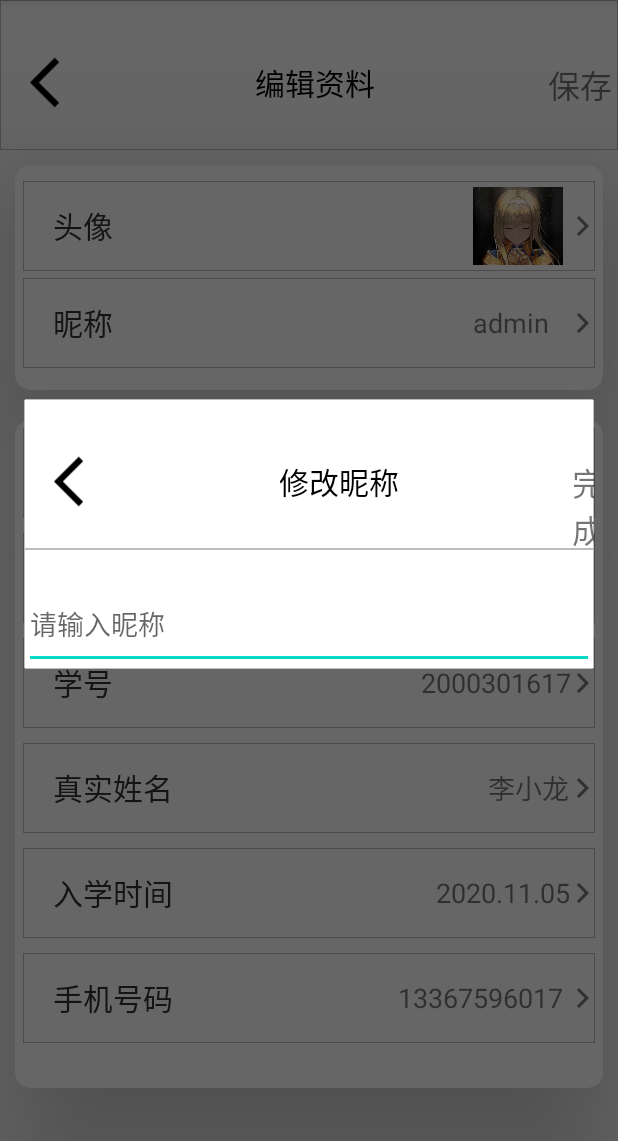
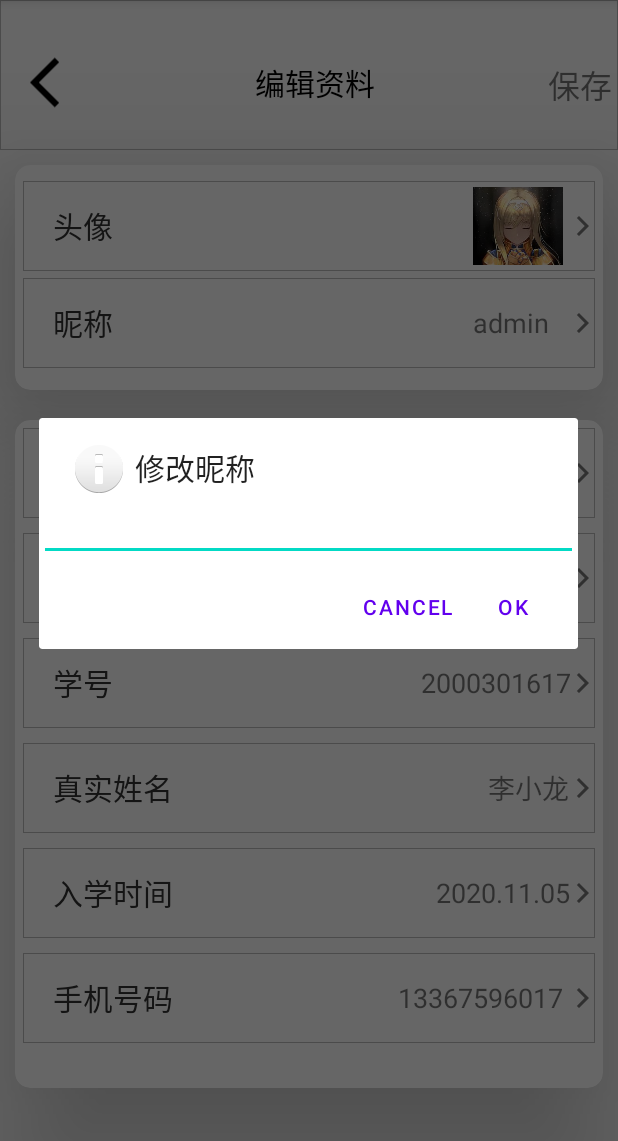
Before and after one commit to lsx-ctfliar/login_in_app, an Android app: the UpdateMessageActivity screen opened directly, with no data from a screen before it, after a tap on an icon or button, on a phone screen of 412 x 824 dp, the part 84-1225 px from its top. Run offline under Robolectric (Android 15) with nearby library versions, the phone set to English and light mode, and no system bars.

Commit message:
修改实现

```diff
--- a/app/src/main/java/com/example/login_in_app/UpdateMessageActivity.java
+++ b/app/src/main/java/com/example/login_in_app/UpdateMessageActivity.java
@@ -3,6 +3,7 @@ import androidx.annotation.NonNull;
 import androidx.appcompat.app.AlertDialog;
 import androidx.appcompat.app.AppCompatActivity;
 
+import android.content.DialogInterface;
 import android.content.Intent;
 import android.os.Bundle;
 import android.os.NetworkOnMainThreadException;
@@ -37,7 +38,8 @@ public class UpdateMessageActivity extends AppCompatActivity {
 
     private final Gson gson = new Gson();
     private AlertDialog dlg;
-
+    TextView update_account;
+    ImageView update_btn1;
 
     @Override
     protected void onCreate(Bundle savedInstanceState) {
@@ -49,34 +51,63 @@ public class UpdateMessageActivity extends AppCompatActivity {
 
         //设置图片编辑
 
-        TextView account=findViewById(R.id.UpdateUser);
+        update_account=findViewById(R.id.UpdateUser);
         //设置点击按钮，编辑昵称信息页面
-       ImageView btn1=findViewById(R.id.btn1);
-       btn1.setOnClickListener(new View.OnClickListener() {
-           @Override
-           public void onClick(View v) {
+       update_btn1=findViewById(R.id.btn1);
+        Listener listener=new Listener();
+        update_btn1.setOnClickListener(listener);
+
+
+
+        }
+    class Listener implements View.OnClickListener {
+        @Override
+        public void onClick(View view) {
+            System.out.println("R.id的值是："+view.getId());
+            switch(view.getId()){
+                case R.id.btn1:
+//                    System.out.println("点击事件没有问题");
+//                    View cut_view = LayoutInflater.from(UpdateMessageActivity.this).inflate(R.layout.activity_change_one_message, null);
+//                    System.out.println("打开编辑界面没问题");
+//                    EditText editor = cut_view.findViewById(R.id.update_account);
+//                    Button bt_eridotr = cut_view.findViewById(R.id.update_save);
+//                    bt_eridotr.setOnClickListener(new View.OnClickListener() {
+//                        @Override
+//                        public void onClick(View v) {
+//                            update_account.setText(editor.getText().toString());
+//                            System.out.println(update_account.getText().toString());
+//                            dlg.dismiss();
+//                        }
+//                    });
+//                    dlg = new AlertDialog.Builder(UpdateMessageActivity.this)
+//                            .setView(cut_view)
+//                            .create();
+//                    dlg.show();
+                    final EditText inputServer = new EditText(UpdateMessageActivity.this);
+                    AlertDialog.Builder builder = new AlertDialog.Builder(UpdateMessageActivity.this);
+                    builder.setTitle("修改昵称").setIcon(android.R.drawable.ic_dialog_info).setView(inputServer)
+                            .setNegativeButton("Cancel", null);
+                    builder.setPositiveButton("Ok", new DialogInterface.OnClickListener() {
+
+                                public void onClick(DialogInterface dialog, int which) {
+                                    update_account.setText(inputServer.getText().toString());
+
+                                }});
+
+                    builder.show();
+
+                    break;
+
+            }
+        }
+
 //               Intent intent = new Intent(UpdateMessageActivity.this,ChangeOneMessageActivity.class);
 //               startActivity(intent);
 //               要在同一个activity下面布局`
-               View cut_view = LayoutInflater.from(UpdateMessageActivity.this).inflate(R.layout.activity_change_one_message,null);
-               EditText editor = cut_view.findViewById(R.id.update_account);
-               Button bt_eridotr = cut_view.findViewById(R.id.update_save);
-               bt_eridotr.setOnClickListener(new View.OnClickListener() {
-                   @Override
-                   public void onClick(View v) {
-                       account.setText(editor.getText().toString());
-                       dlg.dismiss();
-                   }
-               });
-               dlg= new AlertDialog.Builder(UpdateMessageActivity.this)
-                       .setView(cut_view)
-                       .create();
-               dlg.show();
 
 
-           }
-       });
-    }
 
 
-}
+
+    }
+    }
```
